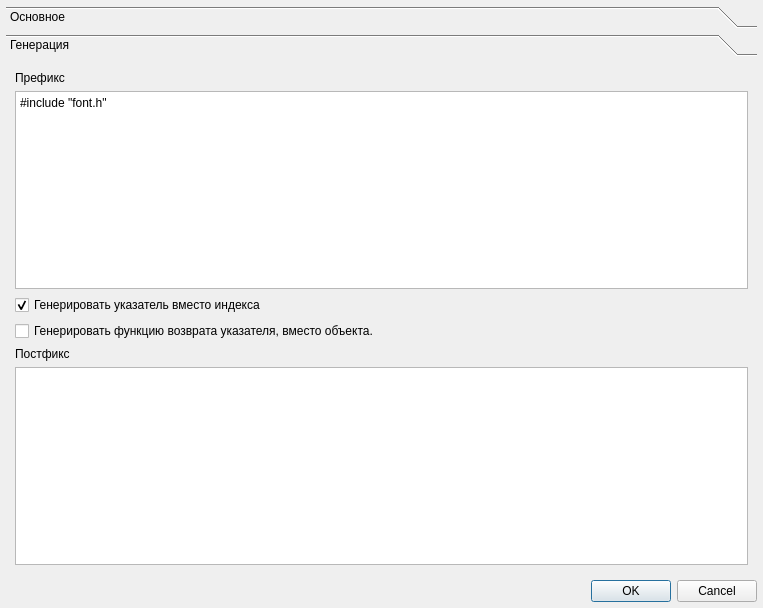
Before: the Qt Designer form ui/settings.ui in Llerr/FontCreator, drawn with Qt 5.
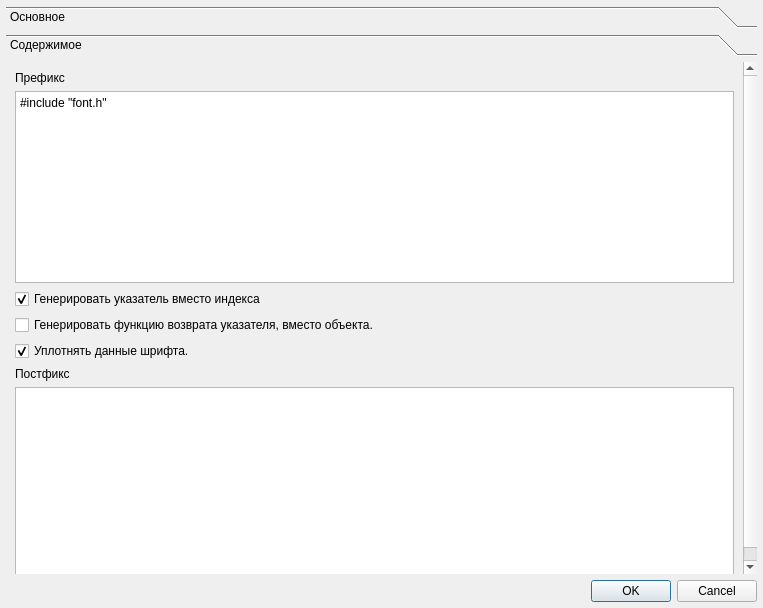
After: the same form once the commit is applied. The open tabs and pages were chosen to show the change. Icons and pictures are not drawn.

The edit to the form file:
```diff
--- a/ui/settings.ui
+++ b/ui/settings.ui
@@ -38,6 +38,9 @@
    </item>
    <item row="0" column="0">
     <widget class="QToolBox" name="toolBox">
+     <property name="enabled">
+      <bool>true</bool>
+     </property>
      <property name="currentIndex">
       <number>0</number>
      </property>
@@ -177,9 +180,9 @@
       <property name="geometry">
        <rect>
         <x>0</x>
-        <y>-4</y>
+        <y>0</y>
         <width>737</width>
-        <height>512</height>
+        <height>541</height>
        </rect>
       </property>
       <property name="sizePolicy">
@@ -189,7 +192,7 @@
        </sizepolicy>
       </property>
       <attribute name="label">
-       <string>Генерация</string>
+       <string>Содержимое</string>
       </attribute>
       <layout class="QGridLayout" name="gridLayout_3">
        <item row="2" column="0">
@@ -238,16 +241,32 @@
          </property>
         </widget>
        </item>
-       <item row="9" column="0">
+       <item row="10" column="0">
         <widget class="QPlainTextEdit" name="edtPostfix"/>
        </item>
-       <item row="7" column="0">
+       <item row="8" column="0">
         <widget class="QLabel" name="label_5">
          <property name="text">
           <string>Постфикс</string>
          </property>
         </widget>
        </item>
+       <item row="7" column="0">
+        <widget class="QCheckBox" name="chkPack">
+         <property name="toolTip">
+          <string>&lt;html&gt;&lt;head/&gt;&lt;body&gt;&lt;p&gt;При уплотнениии данных шрифта, каждая строка растра шрифта добовляется к следующей. &lt;/p&gt;&lt;p&gt;Если уплотнение отключено каждая строк шрифта записывается в отдельный байт.&lt;/p&gt;&lt;/body&gt;&lt;/html&gt;</string>
+         </property>
+         <property name="text">
+          <string>Уплотнять данные шрифта.</string>
+         </property>
+         <property name="checkable">
+          <bool>true</bool>
+         </property>
+         <property name="checked">
+          <bool>true</bool>
+         </property>
+        </widget>
+       </item>
       </layout>
      </widget>
     </widget>
```
Left out of the diff: 3 changed lines with no effect on the pictures.
